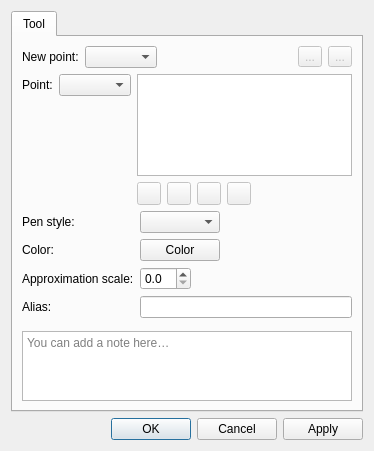
First picture: the form in src/libs/vtools/dialogs/tools/dialogcubicbezierpath.ui, repository equinox-patterns/Ostara, before the edit.
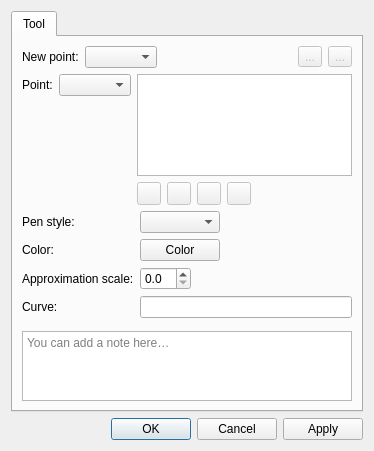
Second picture: the form after the edit. Icons and pictures are not drawn. Custom widgets are drawn as their Qt base class.

Commit message: Curve and arc naming: Curve_/Arc_/ElArc_ display, drop point-derived names

```diff
--- a/src/libs/vtools/dialogs/tools/dialogcubicbezierpath.ui
+++ b/src/libs/vtools/dialogs/tools/dialogcubicbezierpath.ui
@@ -286,7 +286,7 @@
          <item row="3" column="0">
           <widget class="QLabel" name="labelAlias">
            <property name="text">
-            <string>Alias:</string>
+            <string>Curve:</string>
            </property>
           </widget>
          </item>
```
The commit also changes 10 other files.
